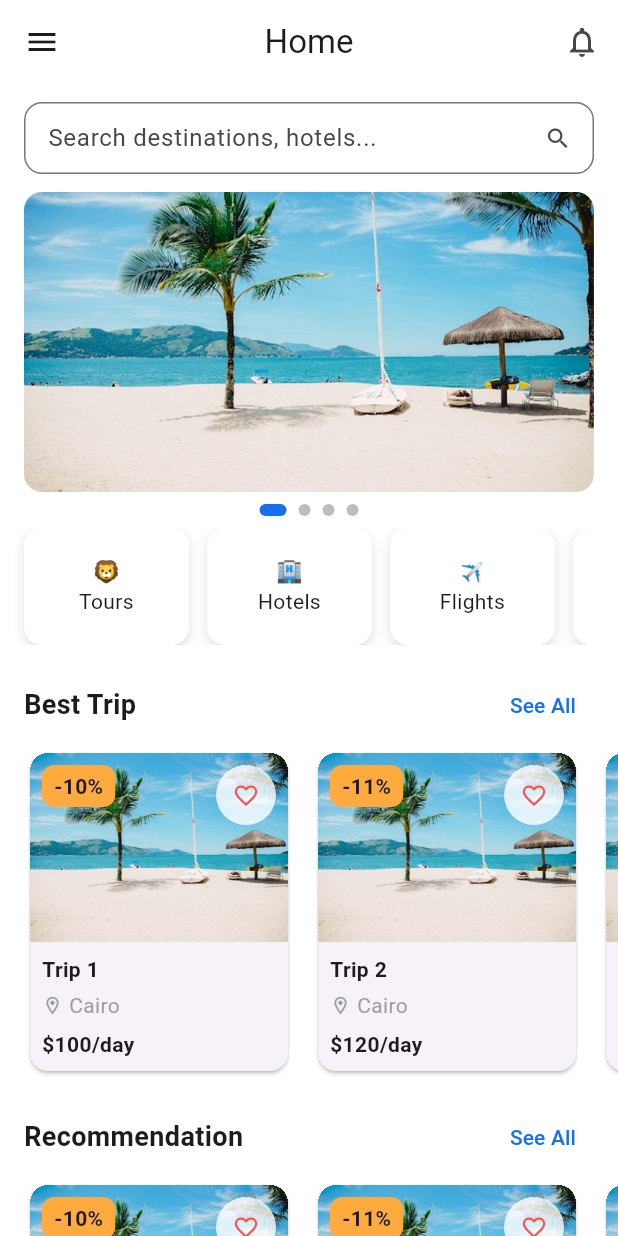
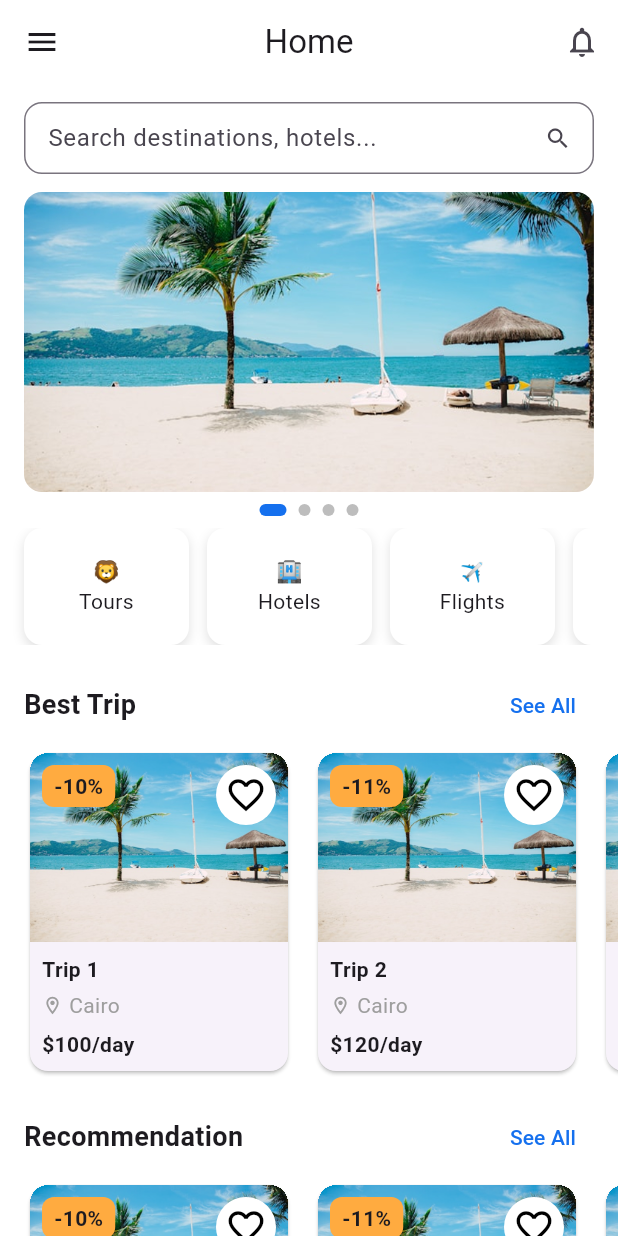
Before and after one commit to MohannedAshraf/Safari_Egypt, a Flutter app: the HomeScreen screen opened directly, on a phone screen of 412 x 824 dp. Run offline on Flutter 3.47's test engine with Material 3 defaults, Android fonts, the phone set to English and light mode, and no system bars; our stand-ins replace shared_preferences; accounts and stored records are empty.

Commit message:
some changes

```diff
--- a/lib/features/Home/view/home_drawer.dart
+++ b/lib/features/Home/view/home_drawer.dart
@@ -15,7 +15,7 @@ class HomeDrawer extends StatelessWidget {
       backgroundColor: const Color(0xFF1570EE),
       child: SafeArea(
         child: SizedBox(
-          width: MediaQuery.of(context).size.width * 0.2,
+          width: MediaQuery.of(context).size.width * 0.72,
           child: Column(
             children: [
               const SizedBox(height: 32),
--- a/lib/features/Home/view/home_screen.dart
+++ b/lib/features/Home/view/home_screen.dart
@@ -8,6 +8,7 @@ import 'package:safari_egypt_app/core/app_images.dart';
 import 'package:safari_egypt_app/features/Home/view/home_drawer.dart';
 import 'package:safari_egypt_app/features/Home/view/search_screen.dart';
 import 'package:safari_egypt_app/features/Notification/view/notification_screen.dart';
+import 'package:shared_preferences/shared_preferences.dart';
 
 class HomeScreen extends StatefulWidget {
   const HomeScreen({super.key});
@@ -251,7 +252,7 @@ class _HomeScreenState extends State<HomeScreen> {
                 padding: const EdgeInsets.symmetric(horizontal: 16),
                 scrollDirection: Axis.horizontal,
                 itemBuilder:
-                    (context, index) => _TripCard(
+                    (context, index) => TripCard(
                       data: trips[index],
                       width: isLarge ? 260 : 180,
                     ),
@@ -288,7 +289,7 @@ class _HomeScreenState extends State<HomeScreen> {
                 padding: const EdgeInsets.symmetric(horizontal: 16),
                 scrollDirection: Axis.horizontal,
                 itemBuilder:
-                    (context, index) => _TripCard(
+                    (context, index) => TripCard(
                       data: trips[index],
                       width: isLarge ? 260 : 180,
                       compact: true,
@@ -304,21 +305,51 @@ class _HomeScreenState extends State<HomeScreen> {
   }
 }
 
-class _TripCard extends StatelessWidget {
+class TripCard extends StatefulWidget {
   final Map<String, String> data;
   final double width;
   final bool compact;
 
-  const _TripCard({
+  const TripCard({
     required this.data,
     required this.width,
     this.compact = false,
+    super.key,
   });
+
+  @override
+  State<TripCard> createState() => _TripCardState();
+}
+
+class _TripCardState extends State<TripCard> {
+  bool isFavorite = false;
+
+  @override
+  void initState() {
+    super.initState();
+    _loadFavoriteStatus();
+  }
+
+  Future<void> _loadFavoriteStatus() async {
+    final prefs = await SharedPreferences.getInstance();
+    setState(() {
+      // حفظ الحالة حسب اسم الرحلة كمفتاح
+      isFavorite = prefs.getBool(widget.data['title']!) ?? false;
+    });
+  }
+
+  Future<void> _toggleFavorite() async {
+    final prefs = await SharedPreferences.getInstance();
+    setState(() {
+      isFavorite = !isFavorite;
+      prefs.setBool(widget.data['title']!, isFavorite);
+    });
+  }
 
   @override
   Widget build(BuildContext context) {
     return SizedBox(
-      width: width,
+      width: widget.width,
       child: Card(
         clipBehavior: Clip.hardEdge,
         child: Column(
@@ -328,8 +359,12 @@ class _TripCard extends StatelessWidget {
               child: Stack(
                 children: [
                   Positioned.fill(
-                    child: Image.asset(data['image']!, fit: BoxFit.cover),
+                    child: Image.asset(
+                      widget.data['image']!,
+                      fit: BoxFit.cover,
+                    ),
                   ),
+                  // علامة الخصم
                   Positioned(
                     top: 8,
                     left: 8,
@@ -343,20 +378,24 @@ class _TripCard extends StatelessWidget {
                         borderRadius: BorderRadius.circular(8),
                       ),
                       child: Text(
-                        '-${data['discount']}',
+                        '-${widget.data['discount']}',
                         style: const TextStyle(fontWeight: FontWeight.bold),
                       ),
                     ),
                   ),
+                  // Favorite button
                   Positioned(
                     top: 8,
                     right: 8,
-                    child: CircleAvatar(
-                      backgroundColor: Colors.white.withOpacity(0.8),
-                      child: const Icon(
-                        Icons.favorite_border,
-                        color: Colors.redAccent,
-                        size: 18,
+                    child: GestureDetector(
+                      onTap: _toggleFavorite,
+                      child: CircleAvatar(
+                        backgroundColor: Colors.white.withOpacity(1),
+                        child: Icon(
+                          isFavorite ? Icons.favorite : Icons.favorite_border,
+                          color: isFavorite ? Colors.red : Colors.black,
+                          size: 28,
+                        ),
                       ),
                     ),
                   ),
@@ -369,7 +408,7 @@ class _TripCard extends StatelessWidget {
                 crossAxisAlignment: CrossAxisAlignment.start,
                 children: [
                   Text(
-                    data['title']!,
+                    widget.data['title']!,
                     style: const TextStyle(fontWeight: FontWeight.w700),
                   ),
                   const SizedBox(height: 4),
@@ -382,14 +421,14 @@ class _TripCard extends StatelessWidget {
                       ),
                       const SizedBox(width: 4),
                       Text(
-                        data['location']!,
+                        widget.data['location']!,
                         style: const TextStyle(color: Colors.grey),
                       ),
                     ],
                   ),
                   const SizedBox(height: 6),
                   Text(
-                    '${data['price']!}/day',
+                    '${widget.data['price']!}/day',
                     style: const TextStyle(fontWeight: FontWeight.w700),
                   ),
                 ],
```
